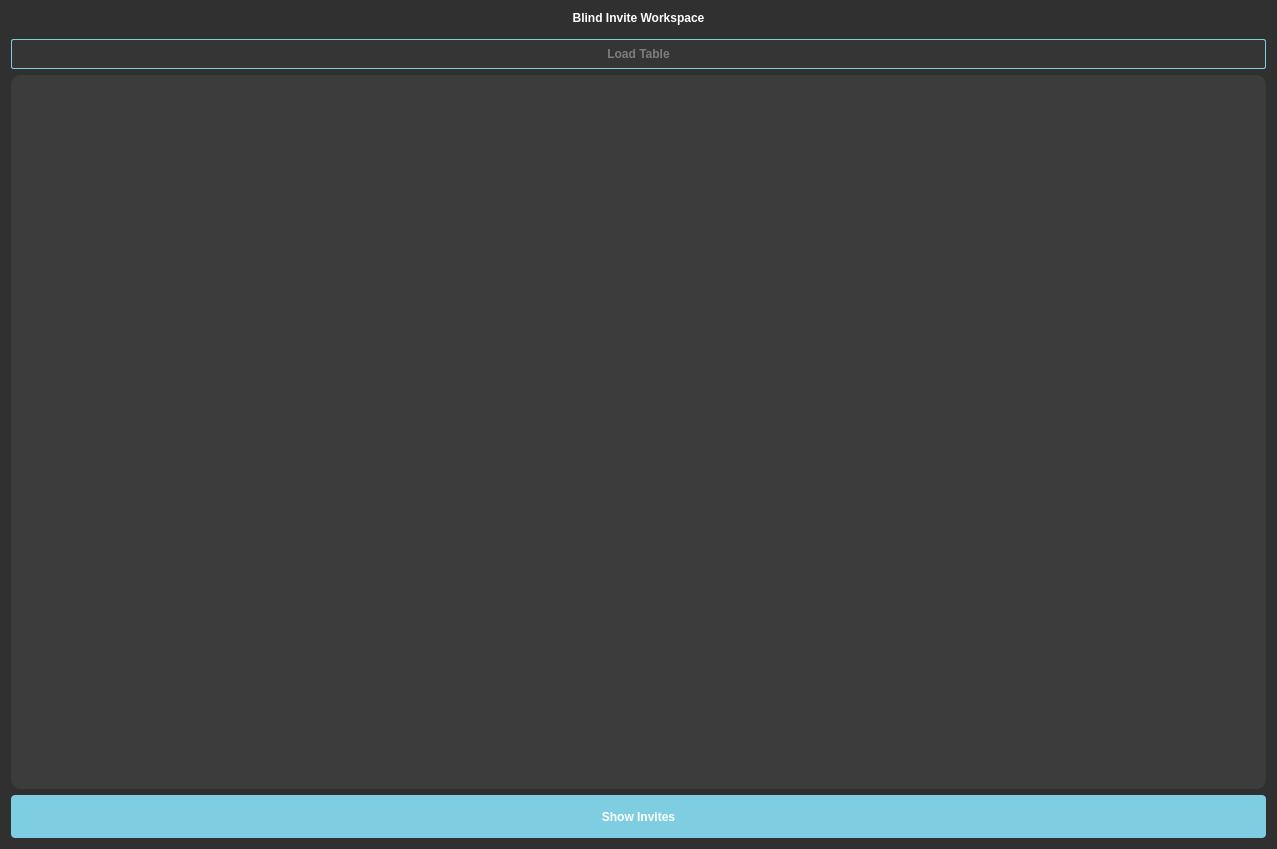
This is blind_invite.ui in caiocardoso28/redesigned_app as Qt 5 draws it before an edit. The edited form follows.
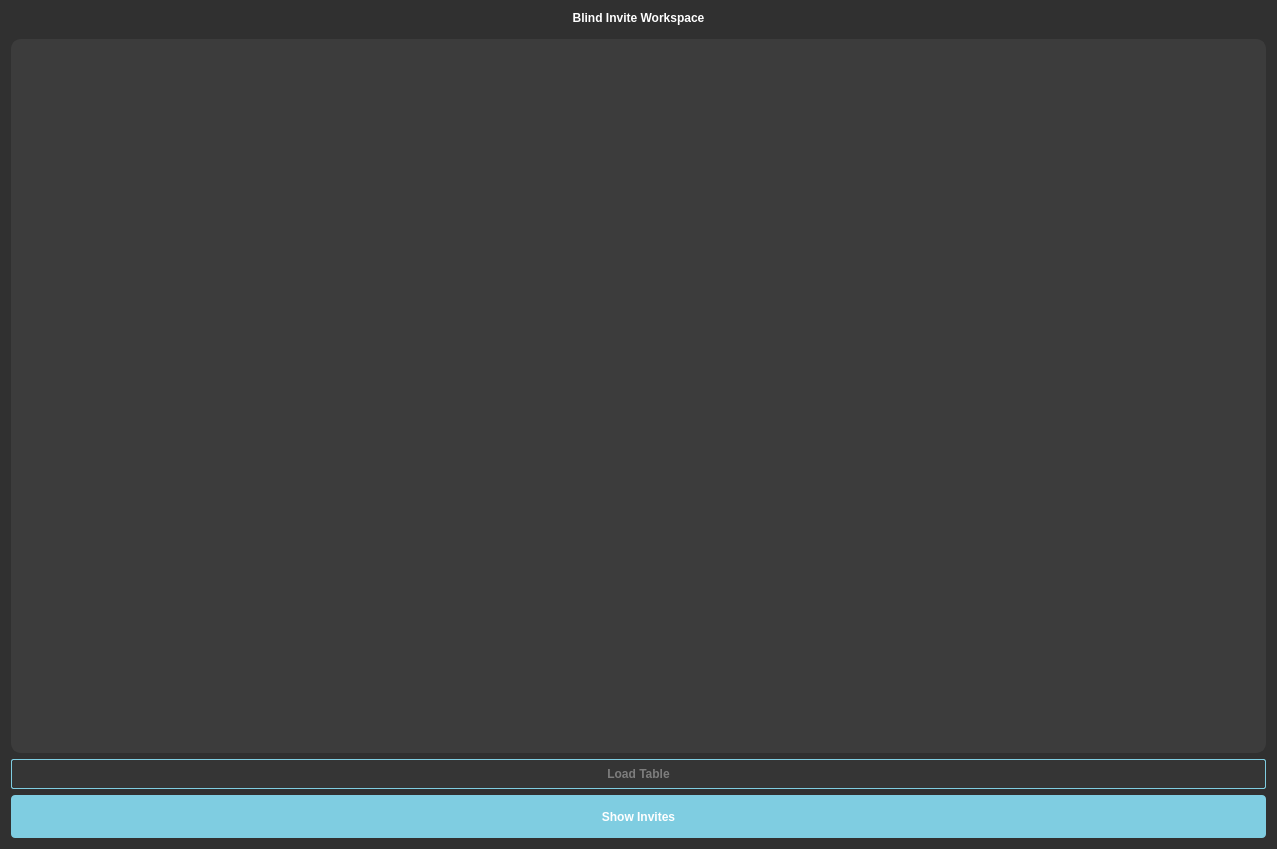
This is the edited form.

Commit message: Made some changes to the UI & templating

```diff
--- a/blind_invite.ui
+++ b/blind_invite.ui
@@ -252,6 +252,28 @@
      </property>
     </widget>
    </item>
+   <item>
+    <widget class="QTableWidget" name="tableWidget">
+     <property name="selectionBehavior">
+      <enum>QAbstractItemView::SelectRows</enum>
+     </property>
+     <property name="verticalScrollMode">
+      <enum>QAbstractItemView::ScrollPerPixel</enum>
+     </property>
+     <property name="horizontalScrollMode">
+      <enum>QAbstractItemView::ScrollPerPixel</enum>
+     </property>
+     <property name="showGrid">
+      <bool>false</bool>
+     </property>
+     <property name="sortingEnabled">
+      <bool>false</bool>
+     </property>
+     <attribute name="horizontalHeaderStretchLastSection">
+      <bool>true</bool>
+     </attribute>
+    </widget>
+   </item>
    <item>
     <widget class="QPushButton" name="pushButton_2">
      <property name="styleSheet">
@@ -286,28 +308,6 @@
      </property>
     </widget>
    </item>
-   <item>
-    <widget class="QTableWidget" name="tableWidget">
-     <property name="selectionBehavior">
-      <enum>QAbstractItemView::SelectRows</enum>
-     </property>
-     <property name="verticalScrollMode">
-      <enum>QAbstractItemView::ScrollPerPixel</enum>
-     </property>
-     <property name="horizontalScrollMode">
-      <enum>QAbstractItemView::ScrollPerPixel</enum>
-     </property>
-     <property name="showGrid">
-      <bool>false</bool>
-     </property>
-     <property name="sortingEnabled">
-      <bool>false</bool>
-     </property>
-     <attribute name="horizontalHeaderStretchLastSection">
-      <bool>true</bool>
-     </attribute>
-    </widget>
-   </item>
    <item>
     <widget class="QPushButton" name="pushButton">
      <property name="styleSheet">
```
The commit also changes 3 other files.
